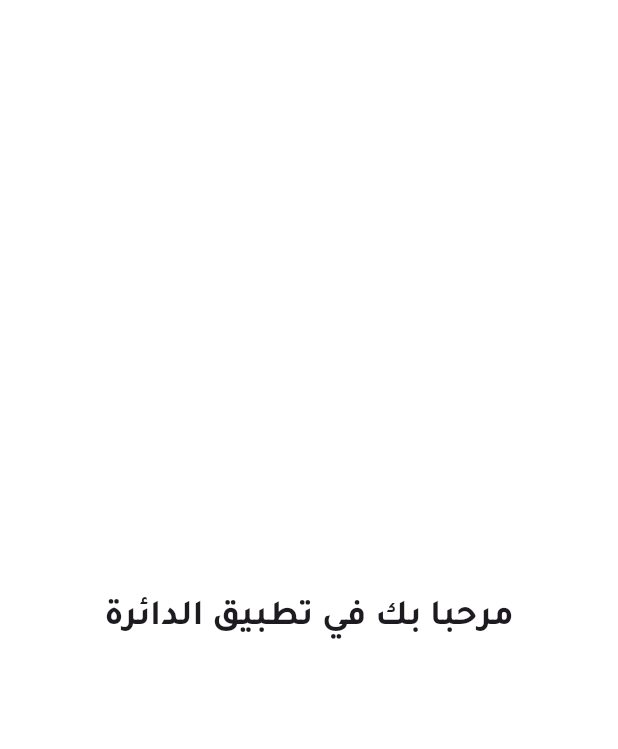
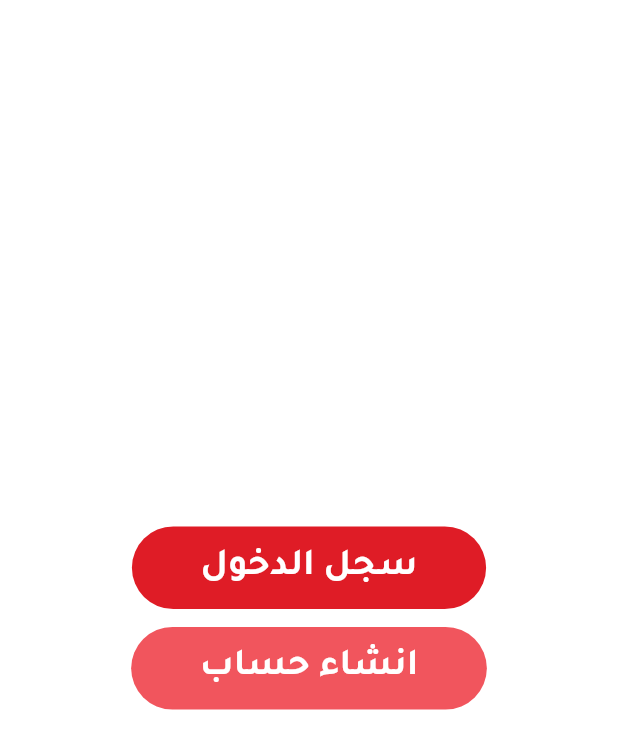
Before and after one commit to manon-allah/CircleApp, a Flutter app: the screen it shows after launch, on a phone screen of 412 x 824 dp. Shown: the top 749 px of the screen. Run offline on Flutter 3.47's test engine with Material 3 defaults, Android fonts, the phone set to English and light mode, and no system bars; our stand-ins replace easy_localization, flutter_screenutil.

Commit message:
add CustomTextButton widget and update FisrtPage with new button styles

```diff
--- a/lib/core/theming/colors.dart
+++ b/lib/core/theming/colors.dart
@@ -2,5 +2,5 @@ import 'package:flutter/material.dart';
 
 class ColorsApp {
   static const Color mainColor = Color(0xFFdf1c26);
-
+  static const Color signColor = Color(0xFFF1555D);
 }
--- /dev/null
+++ b/lib/core/theming/style.dart
@@ -0,0 +1,9 @@
+import 'package:flutter/material.dart';
+import 'package:flutter_screenutil/flutter_screenutil.dart';
+
+class TextStyles {
+  static TextStyle font22Bold = TextStyle(
+    fontSize: 22.sp,
+    fontWeight: FontWeight.bold,
+  );
+}
--- a/lib/features/first/presentation/pages/fisrt_page.dart
+++ b/lib/features/first/presentation/pages/fisrt_page.dart
@@ -1,15 +1,30 @@
+import 'package:circle_app/core/theming/colors.dart';
 import 'package:flutter/material.dart';
+import 'package:flutter_screenutil/flutter_screenutil.dart';
+import 'widgets/custom_text_button.dart';
 
 class FisrtPage extends StatelessWidget {
   const FisrtPage({super.key});
 
   @override
   Widget build(BuildContext context) {
-    return const Scaffold(
+    return Scaffold(
       body: Center(
-        child: Text(
-          'مرحبا بك في تطبيق الدائرة',
-          style: TextStyle(fontSize: 24, fontWeight: FontWeight.bold),
+        child: Column(
+          mainAxisAlignment: MainAxisAlignment.center,
+          children: [
+            CustomTextButton(
+              backgroundColor: ColorsApp.mainColor,
+              text: 'سجل الدخول',
+              onPressed: () {},
+            ),
+            SizedBox(height: 10.h),
+            CustomTextButton(
+              backgroundColor: ColorsApp.signColor,
+              text: 'انشاء حساب',
+              onPressed: () {},
+            ),
+          ],
         ),
       ),
     );
--- /dev/null
+++ b/lib/features/first/presentation/pages/widgets/custom_text_button.dart
@@ -0,0 +1,29 @@
+import 'package:flutter/material.dart';
+import 'package:flutter_screenutil/flutter_screenutil.dart';
+
+import '../../../../../core/theming/style.dart';
+
+class CustomTextButton extends StatelessWidget {
+  final Color backgroundColor;
+  final String text;
+  final void Function()? onPressed;
+  const CustomTextButton({
+    super.key,
+    required this.backgroundColor,
+    required this.text,
+    this.onPressed,
+  });
+
+  @override
+  Widget build(BuildContext context) {
+    return TextButton(
+      style: TextButton.styleFrom(
+        padding: EdgeInsets.symmetric(horizontal: 40.w, vertical: 8.h),
+        backgroundColor: backgroundColor,
+        foregroundColor: Colors.white,
+      ),
+      onPressed: onPressed,
+      child: Text(text, style: TextStyles.font22Bold),
+    );
+  }
+}
```
